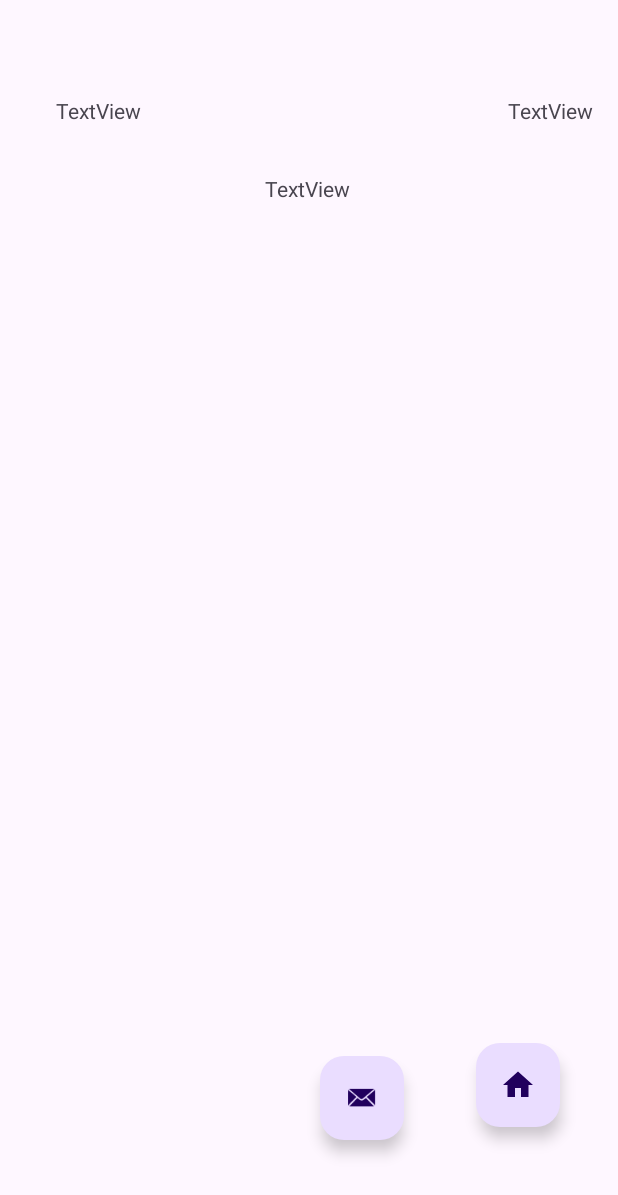
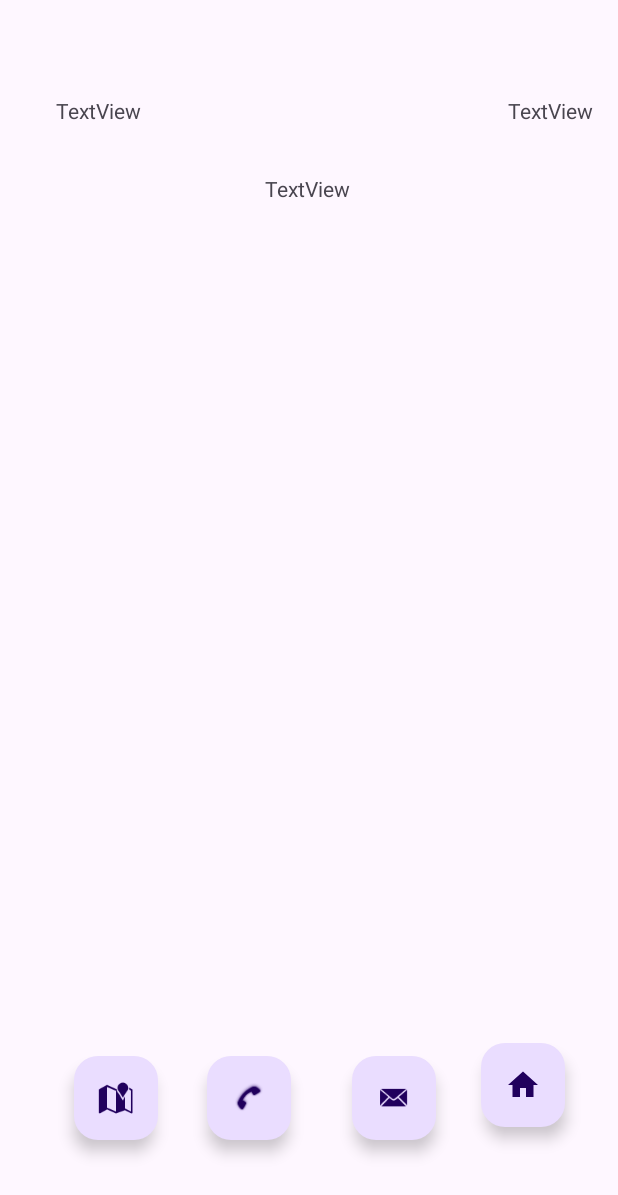
Before and after one commit to timeislife26/Garage_app, an Android app: the MainActivity3 screen opened directly, with no data from a screen before it, on a phone screen of 412 x 824 dp. Shown: the top 1195 px of the screen. Run offline under Robolectric (Android 15) with nearby library versions, the phone set to English and light mode, and no system bars.

Commit message:
Added 2 FAB to open up a call to the garage and to open up maps to show location of garage(Placeholders)

```diff
--- a/app/src/main/res/layout/activity_main3.xml
+++ b/app/src/main/res/layout/activity_main3.xml
@@ -6,18 +6,7 @@
     android:layout_height="match_parent"
     tools:context=".MainActivity3">
 
-    <com.google.android.material.floatingactionbutton.FloatingActionButton
-        android:id="@+id/homeFAB"
-        android:layout_width="wrap_content"
-        android:layout_height="wrap_content"
-        android:clickable="true"
-        android:src="@drawable/baseline_home_24"
-        app:layout_constraintBottom_toBottomOf="parent"
-        app:layout_constraintEnd_toEndOf="parent"
-        app:layout_constraintHorizontal_bias="0.892"
-        app:layout_constraintStart_toStartOf="parent"
-        app:layout_constraintTop_toTopOf="parent"
-        app:layout_constraintVertical_bias="0.905" />
+
 
     <TextView
         android:id="@+id/vehicleName"
@@ -64,6 +53,19 @@
         app:layout_constraintTop_toBottomOf="@+id/vehicleImage" />
 
     <com.google.android.material.floatingactionbutton.FloatingActionButton
+        android:id="@+id/homeFAB"
+        android:layout_width="wrap_content"
+        android:layout_height="wrap_content"
+        android:clickable="true"
+        android:src="@drawable/baseline_home_24"
+        app:layout_constraintBottom_toBottomOf="parent"
+        app:layout_constraintEnd_toEndOf="parent"
+        app:layout_constraintHorizontal_bias="0.9"
+        app:layout_constraintStart_toStartOf="parent"
+        app:layout_constraintTop_toTopOf="parent"
+        app:layout_constraintVertical_bias="0.905" />
+
+    <com.google.android.material.floatingactionbutton.FloatingActionButton
         android:id="@+id/emailFAB"
         android:layout_width="wrap_content"
         android:layout_height="wrap_content"
@@ -71,7 +73,31 @@
         android:clickable="true"
         app:layout_constraintBottom_toBottomOf="parent"
         app:layout_constraintEnd_toStartOf="@+id/homeFAB"
-        app:layout_constraintHorizontal_bias="0.816"
+        app:layout_constraintHorizontal_bias="0.886"
         app:layout_constraintStart_toStartOf="parent"
         app:srcCompat="@android:drawable/sym_action_email" />
+
+    <com.google.android.material.floatingactionbutton.FloatingActionButton
+        android:id="@+id/phoneFAB"
+        android:layout_width="wrap_content"
+        android:layout_height="wrap_content"
+        android:layout_marginBottom="64dp"
+        android:clickable="true"
+        app:layout_constraintBottom_toBottomOf="parent"
+        app:layout_constraintEnd_toStartOf="@+id/emailFAB"
+        app:layout_constraintHorizontal_bias="0.774"
+        app:layout_constraintStart_toStartOf="parent"
+        app:srcCompat="@android:drawable/stat_sys_phone_call" />
+
+    <com.google.android.material.floatingactionbutton.FloatingActionButton
+        android:id="@+id/mapFAB"
+        android:layout_width="wrap_content"
+        android:layout_height="wrap_content"
+        android:layout_marginBottom="64dp"
+        android:clickable="true"
+        app:layout_constraintBottom_toBottomOf="parent"
+        app:layout_constraintEnd_toStartOf="@+id/phoneFAB"
+        app:layout_constraintHorizontal_bias="0.6"
+        app:layout_constraintStart_toStartOf="parent"
+        app:srcCompat="@android:drawable/ic_dialog_map" />
 </androidx.constraintlayout.widget.ConstraintLayout>
```
Also changed, not shown: app/src/main/java/com/example/garage_app/MainActivity3.java (+38 -0 lines).
